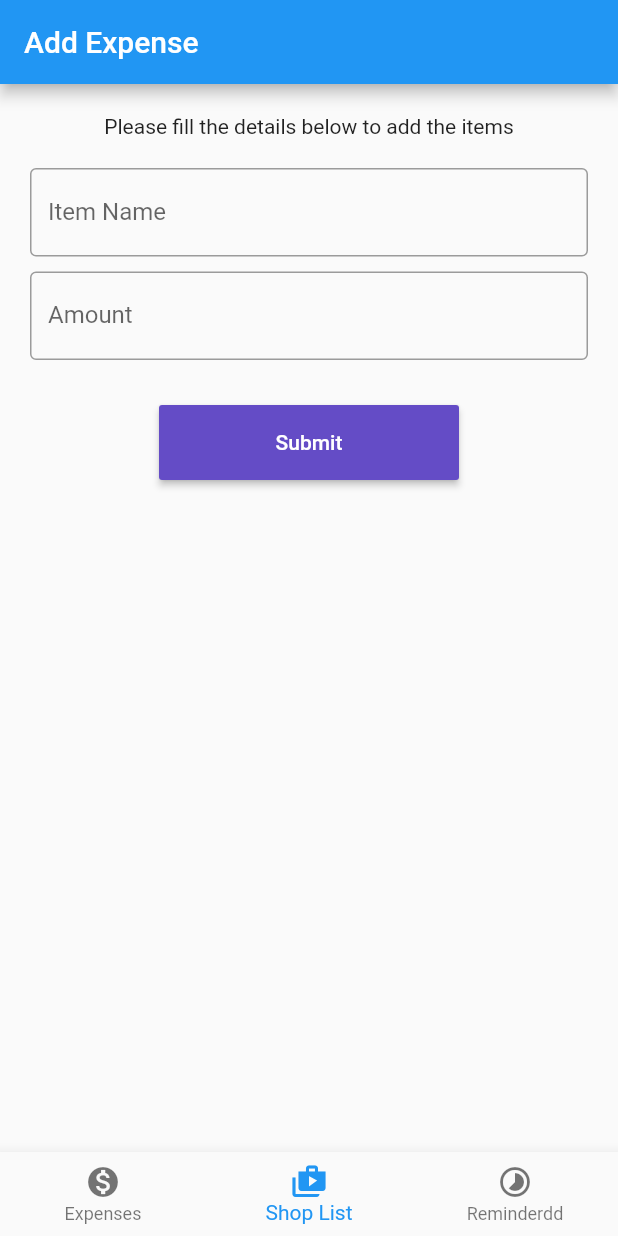
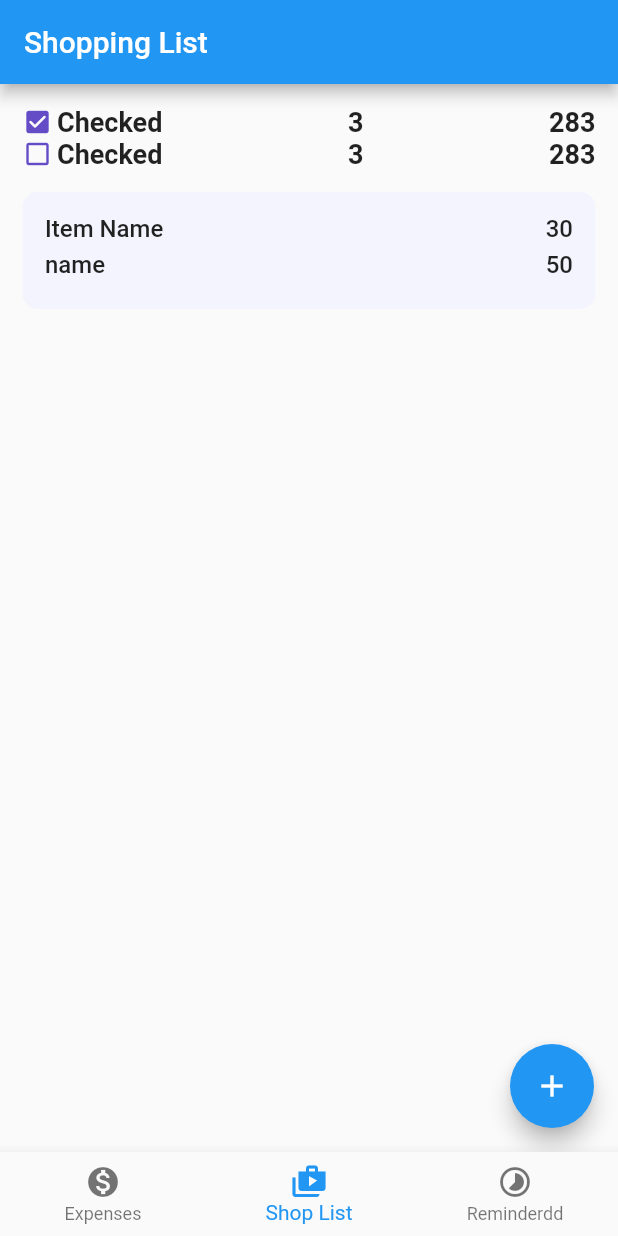
Before and after one commit to abhiyankhanal/Daily-utilities-app, a Flutter app: the screen it shows after launch, item 2 of the bottom bar chosen, on a phone screen of 412 x 824 dp. Run offline on Flutter 3.47's test engine with Material 2 defaults, Android fonts, the phone set to English and light mode, and no system bars; our stand-ins replace flutter_bloc; missing offline and left inert: dart:ffi.

Commit message:
added shopping list page

```diff
--- a/lib/presentation/screens/home.dart
+++ b/lib/presentation/screens/home.dart
@@ -1,6 +1,7 @@
 import 'package:flutter/material.dart';
 import 'package:simple/presentation/screens/add_expense.dart';
 import 'package:simple/presentation/screens/expenses.dart';
+import 'package:simple/presentation/screens/shop_list.dart';
 
 class Home extends StatefulWidget {
   @override
@@ -17,7 +18,7 @@ class _HomeState extends State<Home> {
 
   static const List<Widget> _widgetOptions = <Widget>[
     Expenses(),
-    AddExpense(),
+    ShopList(),
     Text(
       'Index 2: Reminder',
     ),
--- /dev/null
+++ b/lib/presentation/screens/shop_list.dart
@@ -0,0 +1,165 @@
+import 'package:flutter/material.dart';
+import 'package:simple/presentation/const/colors.dart';
+import 'package:simple/presentation/const/styles.dart';
+
+class ShopList extends StatelessWidget {
+  const ShopList({super.key});
+
+  @override
+  Widget build(BuildContext context) {
+    return Scaffold(
+      appBar: AppBar(
+        title: const Text("Shopping List"),
+      ),
+      body: Padding(
+        padding: const EdgeInsets.all(15.0),
+        child: Column(
+          children: [
+            Row(
+              mainAxisAlignment: MainAxisAlignment.spaceBetween,
+              children: [
+                Row(
+                  // ignore: prefer_const_literals_to_create_immutables
+                  children: [
+                    const Icon(
+                      Icons.check_box_rounded,
+                      color: mainCol,
+                      size: 20,
+                    ),
+                    const SizedBox(
+                      width: 3,
+                    ),
+                    const Text(
+                      "Checked",
+                      style: headerStyle,
+                    ),
+                  ],
+                ),
+                // ignore: prefer_const_constructors
+                Text(
+                  "3",
+                  style: headerStyle,
+                ),
+                // ignore: prefer_const_constructors
+                Text(
+                  "283",
+                  style: headerStyle,
+                )
+              ],
+            ),
+            Row(
+              mainAxisAlignment: MainAxisAlignment.spaceBetween,
+              children: [
+                Row(
+                  // ignore: prefer_const_literals_to_create_immutables
+                  children: [
+                    const Icon(
+                      Icons.check_box_outline_blank,
+                      color: mainCol,
+                      size: 20,
+                    ),
+                    const SizedBox(
+                      width: 3,
+                    ),
+                    const Text(
+                      "Checked",
+                      style: headerStyle,
+                    ),
+                  ],
+                ),
+                // ignore: prefer_const_constructors
+                Text(
+                  "3",
+                  style: headerStyle,
+                ),
+                // ignore: prefer_const_constructors
+                Text(
+                  "283",
+                  style: headerStyle,
+                )
+              ],
+            ),
+            const SizedBox(
+              height: 15,
+            ),
+            Container(
+              padding: const EdgeInsets.all(15),
+              decoration: BoxDecoration(
+                borderRadius: BorderRadius.circular(10),
+                color: offWhite,
+              ),
+              child: Column(
+                children: [
+                  Row(
+                    mainAxisAlignment: MainAxisAlignment.spaceBetween,
+                    // ignore: prefer_const_literals_to_create_immutables
+                    children: [
+                      const Text(
+                        "Item Name",
+                        style: itemStyle,
+                      ),
+                      const Text(
+                        "30",
+                        style: itemStyle,
+                      ),
+                    ],
+                  ),
+                  const SizedBox(
+                    height: 5,
+                  ),
+                  Row(
+                    mainAxisAlignment: MainAxisAlignment.spaceBetween,
+                    // ignore: prefer_const_literals_to_create_immutables
+                    children: [
+                      const Text(
+                        "name",
+                        style: itemStyle,
+                      ),
+                      const Text(
+                        "50",
+                        style: itemStyle,
+                      ),
+                    ],
+                  ),
+                  const SizedBox(
+                    height: 5,
+                  ),
+                  // Row(
+                  //   mainAxisAlignment: MainAxisAlignment.start,
+                  //   children: [
+                  //     MaterialButton(
+                  //       textColor: bgCol,
+                  //       color: mainCol,
+                  //       child: const Text("Weekly"),
+                  //       onPressed: () => null,
+                  //     ),
+                  //     const SizedBox(
+                  //       width: 10,
+                  //     ),
+                  //     MaterialButton(
+                  //       textColor: bgCol,
+                  //       color: mainCol,
+                  //       child: const Text("Monthly"),
+                  //       onPressed: () => null,
+                  //     ),
+                  //   ],
+                  // )
+                ],
+              ),
+            ),
+          ],
+        ),
+      ),
+      floatingActionButton: FloatingActionButton(
+        onPressed: () => null,
+        child: const IconButton(
+          onPressed: null,
+          icon: Icon(
+            Icons.add,
+            color: bgCol,
+          ),
+        ),
+      ),
+    );
+  }
+}
```
